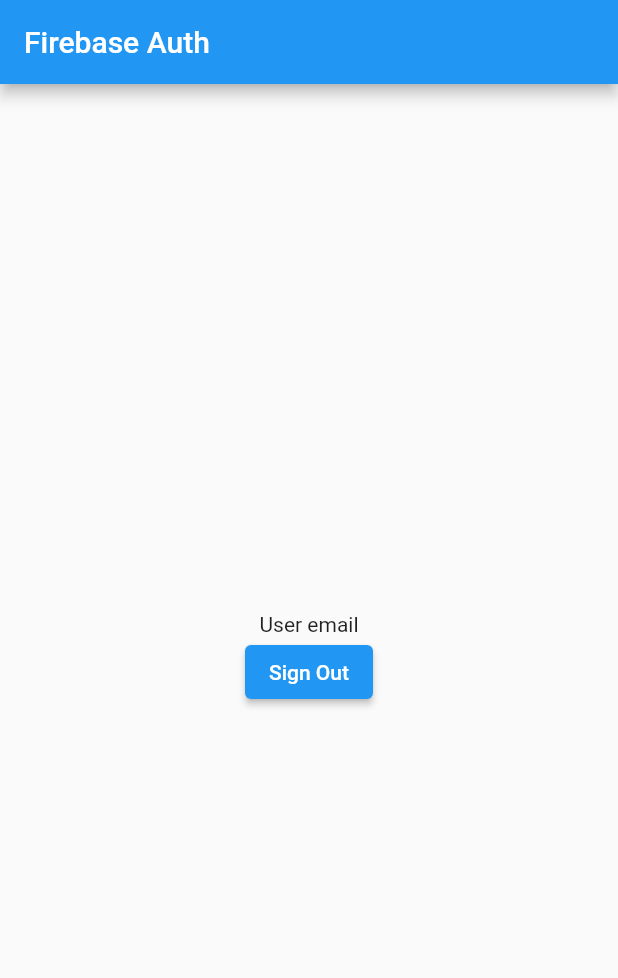
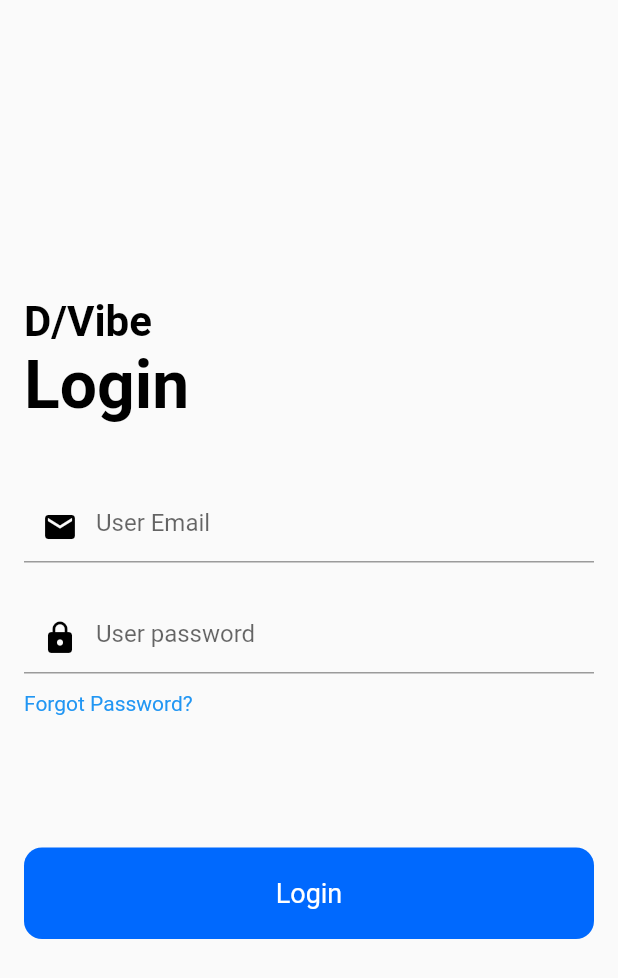
Before and after one commit to Shalini11g/dvibe, a Flutter app: the screen it shows after launch, on a phone screen of 412 x 824 dp. Shown: the top 978 px of the screen. Run offline on Flutter 3.47's test engine with Material 2 defaults, Android fonts, the phone set to English and light mode, and no system bars; our stand-ins replace firebase_auth, firebase_core; accounts and stored records are empty.

Commit message:
loginScreen

```diff
--- a/lib/auth.dart
+++ /dev/null
@@ -1,22 +0,0 @@
-import 'package:firebase_auth/firebase_auth.dart';
-
-class Auth {
-  final FirebaseAuth _firebaseAuth = FirebaseAuth.instance;
-  User? get currentUser => _firebaseAuth.currentUser;
-  Stream<User?> get authStateChanges => _firebaseAuth.authStateChanges();
-
-  Future<void> signInWithEmailAndPassword({
-    required String email,
-    required String password,
-  }) async {
-    await _firebaseAuth.signInWithEmailAndPassword(
-        email: email, password: password);
-  }
-
-  Future<void> signout() async {
-    await _firebaseAuth.signOut();
-  }
-
-  createUserWithEmailAndPassword(
-      {required String email, required String password}) {}
-}
--- a/lib/login_page.dart
+++ /dev/null
@@ -1,48 +0,0 @@
-import 'package:flutter/material.dart';
-import 'package:firebase_auth/firebase_auth.dart';
-import 'package:bill_splitter/auth.dart';
-
-class LoginPage extends StatelessWidget {
-  LoginPage({super.key});
-
-  final User? user = Auth().currentUser;
-
-  Future<void> signOut() async {
-    await Auth().signout();
-  }
-
-  Widget _title() {
-    return const Text('Firebase Auth');
-  }
-
-  Widget _userUid() {
-    return Text(user?.email ?? 'User email');
-  }
-
-  Widget _signOutButton() {
-    return ElevatedButton(
-      onPressed: signOut,
-      child: const Text('Sign Out'),
-    );
-  }
-
-  @override
-  Widget build(BuildContext context) {
-    return Scaffold(
-      appBar: AppBar(title: _title()),
-      body: Container(
-        height: double.infinity,
-        width: double.infinity,
-        padding: const EdgeInsets.all(20),
-        child: Column(
-          crossAxisAlignment: CrossAxisAlignment.center,
-          mainAxisAlignment: MainAxisAlignment.center,
-          children: <Widget>[
-            _userUid(),
-            _signOutButton(),
-          ],
-        ),
-      ),
-    );
-  }
-}
--- a/lib/main.dart
+++ b/lib/main.dart
@@ -1,12 +1,14 @@
+import 'package:bill_splitter/dashboard_page.dart';
+import 'package:bill_splitter/profile_page.dart';
+import 'package:firebase_auth/firebase_auth.dart';
+import 'package:flutter/material.dart';
 import 'package:firebase_core/firebase_core.dart';
-import 'package:flutter/material.dart';
-import 'package:bill_splitter/widget_tree.dart';
-import 'package:firebase_auth/firebase_auth.dart';
+// import 'package:bill_splitter/login_pages.dart';
+
+// import 'package:bill_splitter/widget_tree.dart';
+// import 'package:firebase_auth/firebase_auth.dart';
 // import 'package:firebase_auth_lib/auth.dart';
 // import 'package:bill_splitter/statistics_page.dart';
-
-import 'package:bill_splitter/bills_page.dart';
-import 'package:bill_splitter/history_page.dart';
 
 Future<void> main() async {
   WidgetsFlutterBinding.ensureInitialized();
@@ -23,61 +25,169 @@
       // Hiding the demo banner on the emulator
       debugShowCheckedModeBanner: false,
       theme: ThemeData(primarySwatch: Colors.blue),
-      home: const WidgetTree(),
+      home: const HomePage(),
+      routes: <String, WidgetBuilder>{'/dashboard': (_) => new DashboardPage()},
     );
   }
 }
 
-class MainPage extends StatefulWidget {
-  const MainPage({super.key});
+class HomePage extends StatefulWidget {
+  const HomePage({super.key});
 
   @override
-  State<MainPage> createState() => _MainPageState();
+  State<HomePage> createState() => _HomePageState();
 }
 
-class _MainPageState extends State<MainPage> {
-  int currentPage = 0;
-  List<Widget> screens = const [
-    BillsPage(),
-    HistoryPage(),
-    // StatisticsPage()
-  ];
+class _HomePageState extends State<HomePage> {
+  // Initialising the Firebase
+  Future<FirebaseApp> _initializeFirebase() async {
+    FirebaseApp firebaseApp = await Firebase.initializeApp();
+    return firebaseApp;
+  }
 
   @override
   Widget build(BuildContext context) {
     return Scaffold(
-      appBar: AppBar(
-        title: const Text('D/Vibe'),
-        actions: [
-          IconButton(
-            onPressed: () {
-              debugPrint('Profile clicked');
-            },
-            icon: const Icon(Icons.account_circle_sharp),
+        body: FutureBuilder(
+            future: _initializeFirebase(),
+            builder: ((context, snapshot) {
+              if (snapshot.connectionState == ConnectionState.done) {
+                return LoginScreen();
+              }
+              return const Center(
+                child: CircularProgressIndicator(),
+              );
+            })));
+  }
+}
+
+class LoginScreen extends StatefulWidget {
+  const LoginScreen({super.key});
+
+  @override
+  State<LoginScreen> createState() => _LoginScreenState();
+}
+
+class _LoginScreenState extends State<LoginScreen> {
+  // Login Function
+  static Future<User?> loginUsingEmailPassword(
+      {required String email,
+      required String password,
+      required BuildContext context}) async {
+    FirebaseAuth auth = FirebaseAuth.instance;
+    User? user;
+    try {
+      UserCredential userCredential = await auth.signInWithEmailAndPassword(
+          email: email, password: password);
+      user = userCredential.user;
+    } on FirebaseAuthException catch (e) {
+      if (e.code == "User-not-found") {
+        print("User not registered with the email");
+      }
+    }
+    return user;
+  }
+
+  @override
+  Widget build(BuildContext context) {
+    // Entry text controller
+    TextEditingController _emailController = TextEditingController();
+    TextEditingController _passwordController = TextEditingController();
+    return Padding(
+      padding: const EdgeInsets.all(16.0),
+      child: Column(
+        mainAxisAlignment: MainAxisAlignment.center,
+        crossAxisAlignment: CrossAxisAlignment.start,
+        children: [
+          const Text(
+            "D/Vibe",
+            style: TextStyle(
+              color: Colors.black,
+              fontSize: 28.0,
+              fontWeight: FontWeight.bold,
+            ),
+          ),
+          const Text(
+            "Login",
+            style: TextStyle(
+              color: Colors.black,
+              fontSize: 44.0,
+              fontWeight: FontWeight.bold,
+            ),
+          ),
+          const SizedBox(
+            height: 44.0,
+          ),
+          TextField(
+            controller: _emailController,
+            keyboardType: TextInputType.emailAddress,
+            decoration: const InputDecoration(
+              hintText: "User Email",
+              prefixIcon: Icon(Icons.mail, color: Colors.black),
+            ),
+          ),
+          const SizedBox(
+            height: 26.0,
+          ),
+          TextField(
+            controller: _passwordController,
+            obscureText: true,
+            decoration: const InputDecoration(
+              hintText: "User password",
+              prefixIcon: Icon(Icons.lock, color: Colors.black),
+            ),
+          ),
+          const SizedBox(
+            height: 12.0,
+          ),
+          const Text(
+            'Forgot Password?',
+            style: TextStyle(color: Colors.blue),
+          ),
+          const SizedBox(
+            height: 88.0,
+          ),
+          Container(
+            width: double.infinity,
+            child: RawMaterialButton(
+              fillColor: const Color(0xFF0069FE),
+              elevation: 0.0,
+              padding: const EdgeInsets.symmetric(vertical: 20.0),
+              shape: RoundedRectangleBorder(
+                  borderRadius: BorderRadius.circular(12.0)),
+              onPressed: () async {
+                // Login verification
+                User? user = await loginUsingEmailPassword(
+                    email: _emailController.text,
+                    password: _passwordController.text,
+                    context: context);
+                print(user);
+                if (user != null) {
+                  Navigator.of(context).pushReplacement(
+                      MaterialPageRoute(builder: (context) => DashboardPage()));
+                }
+                print('Login Button Clicked');
+                // Navigator.of(context).pushReplacement(
+                //     MaterialPageRoute(builder: (context) => DashboardPage()));
+                print('Page redirected');
+
+                // Bypassing the login screen
+                // Navigator.push(
+                //   context,
+                //   MaterialPageRoute(
+                //       builder: (context) => const DashboardPage()),
+                // );
+              },
+              child: const Text(
+                "Login",
+                style: TextStyle(
+                  color: Colors.white,
+                  fontSize: 18.0,
+                ),
+              ),
+            ),
           ),
         ],
-      ),
-      body: screens[currentPage],
-      floatingActionButton: FloatingActionButton(
-          onPressed: () {
-            debugPrint('Add bill button clicked');
-          },
-          child: const Icon(Icons.add)),
-      // Bottom Navbar
-      bottomNavigationBar: NavigationBar(
-        destinations: const [
-          NavigationDestination(icon: Icon(Icons.receipt), label: 'Bills'),
-          NavigationDestination(icon: Icon(Icons.business), label: 'History'),
-          // NavigationDestination(
-          // icon: Icon(Icons.chat_rounded), label: 'Statics')
-        ],
-        // Loading page based on navbar selection
-        onDestinationSelected: (int index) {
-          setState(() {
-            currentPage = index;
-          });
-        },
-        selectedIndex: currentPage,
       ),
     );
   }
--- a/lib/widget_tree.dart
+++ /dev/null
@@ -1,29 +0,0 @@
-import 'package:bill_splitter/auth.dart';
-import 'package:bill_splitter/login_page.dart';
-import 'package:bill_splitter/main.dart';
-import 'package:bill_splitter/register_page.dart';
-import 'package:flutter/cupertino.dart';
-import 'package:flutter/src/widgets/framework.dart';
-import 'package:flutter/src/widgets/container.dart';
-
-class WidgetTree extends StatefulWidget {
-  const WidgetTree({super.key});
-
-  @override
-  State<WidgetTree> createState() => _WidgetTreeState();
-}
-
-class _WidgetTreeState extends State<WidgetTree> {
-  @override
-  Widget build(BuildContext context) {
-    return StreamBuilder(
-        stream: Auth().authStateChanges,
-        builder: (context, snapshot) {
-          if (snapshot.hasData) {
-            return const MainPage();
-          } else {
-            return LoginPage();
-          }
-        });
-  }
-}
```
Also changed, not shown: lib/dashboard_page.dart (added, +59 -0 lines), lib/login_pages.dart (added, +87 -0 lines), lib/profile_page.dart (added, +15 -0 lines), lib/register_page.dart (deleted, +0 -108 lines), 1 other file.
